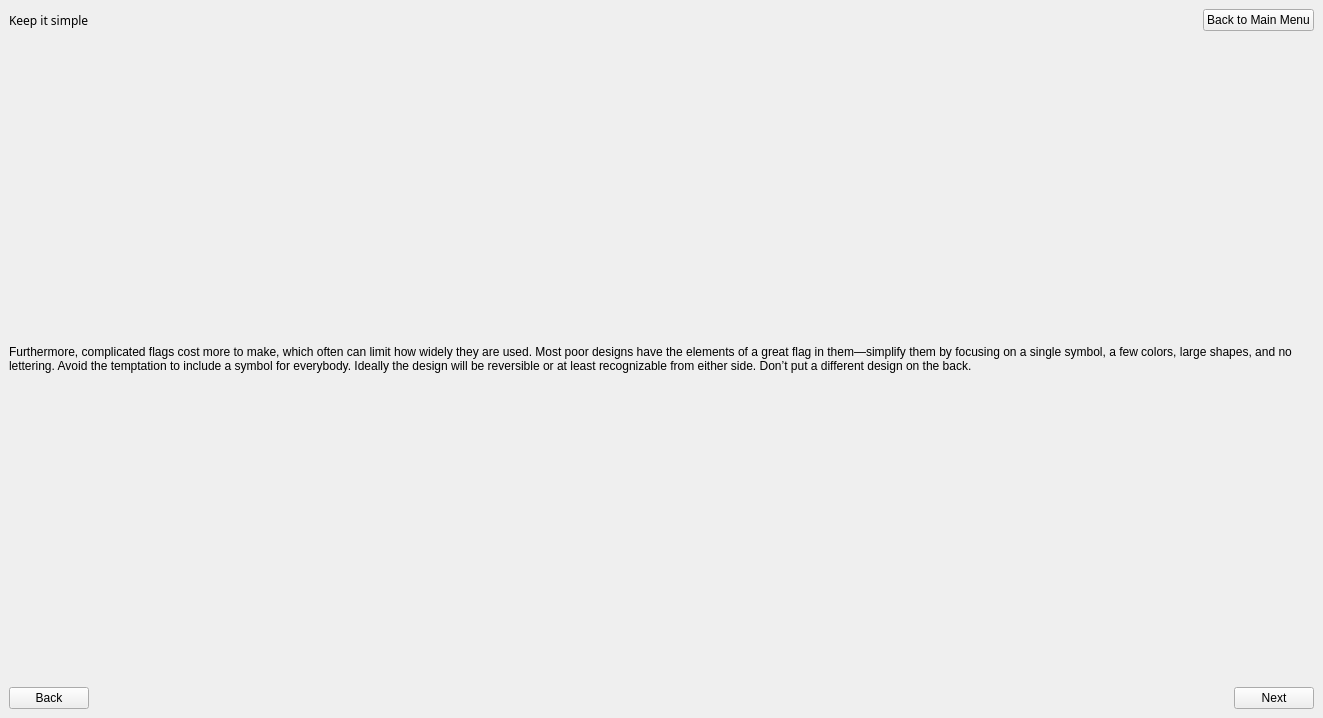
Above: keepsimplelesson.ui from zxjorge/EDApp before the change. Below: the same form after it.
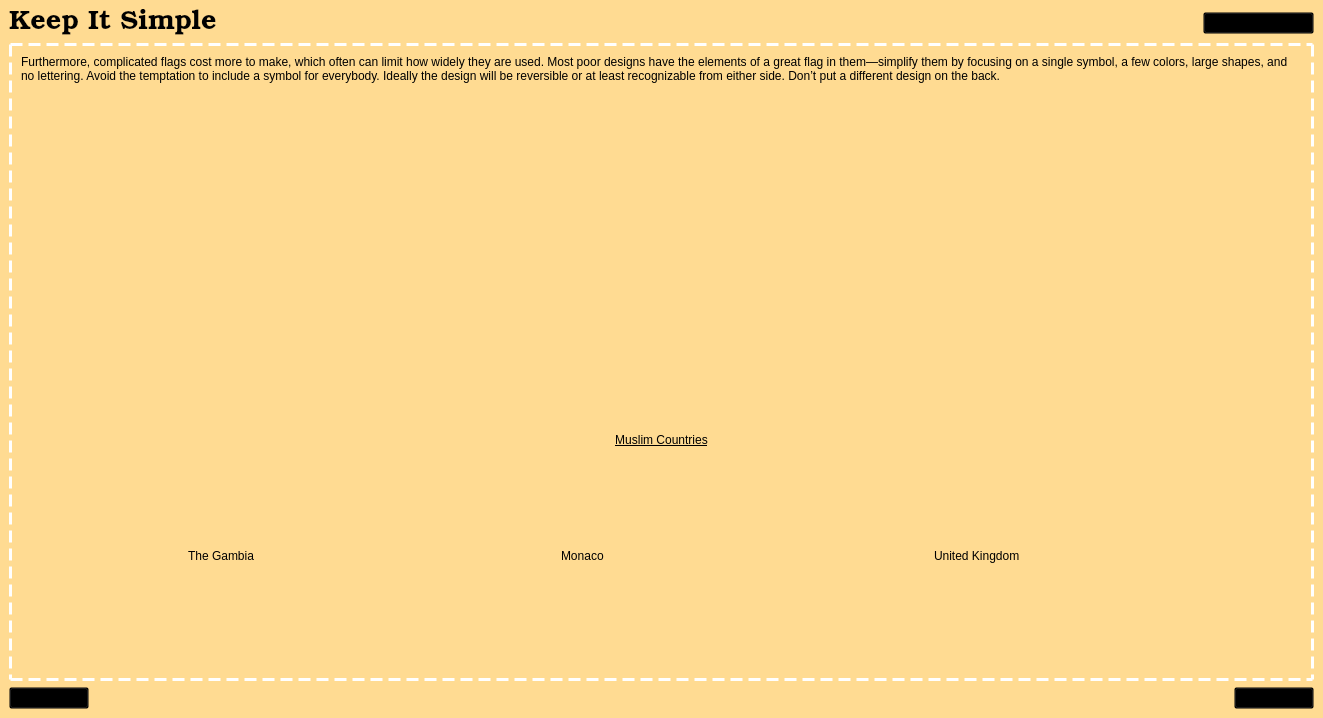
That is the form after the change. The open tabs and pages were chosen to show the change. Icons and pictures are not drawn.

Commit message: Second page for keep simple and basic colors have been revamped

```diff
--- a/keepsimplelesson.ui
+++ b/keepsimplelesson.ui
@@ -297,25 +297,37 @@
    </layout>
   </widget>
   <widget class="QWidget" name="page_2">
-   <layout class="QVBoxLayout" name="verticalLayout_4">
+   <property name="styleSheet">
+    <string notr="true">background-color: rgb(255, 219, 146);</string>
+   </property>
+   <layout class="QVBoxLayout" name="verticalLayout_6">
     <item>
-     <layout class="QVBoxLayout" name="verticalLayout">
+     <layout class="QVBoxLayout" name="verticalLayout_3">
       <item>
-       <layout class="QHBoxLayout" name="horizontalLayout">
+       <layout class="QVBoxLayout" name="verticalLayout_2">
         <item>
-         <widget class="QLabel" name="label">
+         <layout class="QHBoxLayout" name="horizontalLayout_2">
+          <item>
+           <widget class="QLabel" name="label_4">
           <property name="font">
            <font>
-            <family>Stencil</family>
-           </font>
-          </property>
+              <family>Bookman Old Style</family>
+              <pointsize>20</pointsize>
+              <italic>false</italic>
+              <bold>false</bold>
+             </font>
+            </property>
+            <property name="styleSheet">
+             <string notr="true">font: 500 20pt &quot;Bookman Old Style&quot;;
+color: rgb(0, 0, 0);</string>
+            </property>
           <property name="text">
-           <string>Keep it simple</string>
+             <string>Keep It Simple</string>
           </property>
          </widget>
         </item>
         <item>
-         <spacer name="horizontalSpacer">
+           <spacer name="horizontalSpacer_2">
           <property name="orientation">
            <enum>Qt::Horizontal</enum>
           </property>
@@ -329,6 +341,11 @@
         </item>
         <item>
          <widget class="QPushButton" name="mainMenu_2">
+            <property name="styleSheet">
+             <string notr="true">text-decoration: underline; 
+font: 9pt &quot;Arial Narrow&quot;;
+background-color: transparent;</string>
+            </property>
           <property name="text">
            <string>Back to Main Menu</string>
           </property>
@@ -337,9 +354,27 @@
        </layout>
       </item>
       <item>
+         <widget class="QFrame" name="verticalFrame">
+          <property name="styleSheet">
+           <string notr="true">QFrame#verticalFrame {
+    border: 3px dashed white;
+}
+</string>
+          </property>
+          <layout class="QVBoxLayout" name="verticalLayout_34">
+           <item>
        <widget class="QLabel" name="label_5">
+             <property name="styleSheet">
+              <string notr="true">
+font: 300 14pt &quot;Bookman Old Style&quot;;
+color: rgb(0, 0, 0);</string>
+             </property>
         <property name="text">
-         <string>Furthermore, complicated flags cost more to make, which often can limit how widely they are used. Most poor designs have the elements of a great flag in them—simplify them by focusing on a single symbol, a few colors, large shapes, and no lettering. Avoid the temptation to include a symbol for everybody. Ideally the design will be reversible or at least recognizable from either side. Don’t put a different design on the back.</string>
+              <string>Furthermore, complicated flags cost more to make, which often can limit how widely they are used. Most poor designs have the elements of a great flag in them—simplify them by focusing on a single symbol, a few colors, large shapes, and no lettering. Avoid the temptation to include a symbol for everybody. Ideally the design will be reversible or at least recognizable from either side. Don’t put a different design on the back.
+</string>
+             </property>
+             <property name="alignment">
+              <set>Qt::AlignLeading|Qt::AlignLeft|Qt::AlignTop</set>
         </property>
         <property name="wordWrap">
          <bool>true</bool>
@@ -347,16 +382,147 @@
        </widget>
       </item>
       <item>
-       <layout class="QHBoxLayout" name="horizontalLayout_4">
+            <layout class="QVBoxLayout" name="verticalLayout_11">
+             <item>
+              <widget class="QLabel" name="label_12">
+               <property name="styleSheet">
+                <string notr="true">font: 300 13pt &quot;Bookman Old Style&quot;;
+text-decoration: underline;</string>
+               </property>
+               <property name="text">
+                <string>Muslim Countries</string>
+               </property>
+               <property name="alignment">
+                <set>Qt::AlignCenter</set>
+               </property>
+              </widget>
+             </item>
+             <item>
+              <layout class="QHBoxLayout" name="horizontalLayout_6">
+               <item>
+                <layout class="QVBoxLayout" name="verticalLayout_16">
+                 <item>
+                  <widget class="QLabel" name="label_14">
+                   <property name="styleSheet">
+                    <string notr="true">font: 300 10pt &quot;Bookman Old Style&quot;;</string>
+                   </property>
+                   <property name="text">
+                    <string>The Gambia</string>
+                   </property>
+                  </widget>
+                 </item>
+                 <item>
+                  <widget class="QLabel" name="label_13">
+                   <property name="maximumSize">
+                    <size>
+                     <width>200</width>
+                     <height>133</height>
+                    </size>
+                   </property>
+                   <property name="text">
+                    <string/>
+                   </property>
+                   <property name="pixmap">
+                    <pixmap resource="Resources.qrc">:/Flags/gm.png</pixmap>
+                   </property>
+                   <property name="scaledContents">
+                    <bool>true</bool>
+                   </property>
+                  </widget>
+                 </item>
+                </layout>
+               </item>
+               <item>
+                <layout class="QVBoxLayout" name="verticalLayout_18">
+                 <item>
+                  <widget class="QLabel" name="label_16">
+                   <property name="styleSheet">
+                    <string notr="true">font: 300 10pt &quot;Bookman Old Style&quot;;</string>
+                   </property>
+                   <property name="text">
+                    <string>Monaco</string>
+                   </property>
+                  </widget>
+                 </item>
+                 <item>
+                  <widget class="QLabel" name="label_15">
+                   <property name="maximumSize">
+                    <size>
+                     <width>200</width>
+                     <height>133</height>
+                    </size>
+                   </property>
+                   <property name="text">
+                    <string/>
+                   </property>
+                   <property name="pixmap">
+                    <pixmap resource="Resources.qrc">:/Flags/mc.png</pixmap>
+                   </property>
+                   <property name="scaledContents">
+                    <bool>true</bool>
+                   </property>
+                  </widget>
+                 </item>
+                </layout>
+               </item>
+               <item>
+                <layout class="QVBoxLayout" name="verticalLayout_17">
+                 <item>
+                  <widget class="QLabel" name="label_18">
+                   <property name="styleSheet">
+                    <string notr="true">font: 300 10pt &quot;Bookman Old Style&quot;;</string>
+                   </property>
+                   <property name="text">
+                    <string>United Kingdom</string>
+                   </property>
+                  </widget>
+                 </item>
+                 <item>
+                  <widget class="QLabel" name="label_17">
+                   <property name="maximumSize">
+                    <size>
+                     <width>200</width>
+                     <height>133</height>
+                    </size>
+                   </property>
+                   <property name="text">
+                    <string/>
+                   </property>
+                   <property name="pixmap">
+                    <pixmap resource="Resources.qrc">:/Flags/gb-eng.png</pixmap>
+                   </property>
+                   <property name="scaledContents">
+                    <bool>true</bool>
+                   </property>
+                  </widget>
+                 </item>
+                </layout>
+               </item>
+              </layout>
+             </item>
+            </layout>
+           </item>
+          </layout>
+         </widget>
+        </item>
+       </layout>
+      </item>
+      <item>
+       <layout class="QHBoxLayout" name="horizontalLayout_3">
         <item>
          <widget class="QPushButton" name="backButton">
+          <property name="styleSheet">
+           <string notr="true">text-decoration: underline; 
+font: 9pt &quot;Arial Narrow&quot;;
+background-color: transparent;</string>
+          </property>
           <property name="text">
            <string>Back</string>
           </property>
          </widget>
         </item>
         <item>
-         <spacer name="horizontalSpacer_4">
+         <spacer name="horizontalSpacer_3">
           <property name="orientation">
            <enum>Qt::Horizontal</enum>
           </property>
@@ -370,6 +536,11 @@
         </item>
         <item>
          <widget class="QPushButton" name="nextButton_2">
+          <property name="styleSheet">
+           <string notr="true">text-decoration: underline; 
+font: 9pt &quot;Arial Narrow&quot;;
+background-color: transparent;</string>
+          </property>
           <property name="text">
            <string>Next</string>
           </property>
```
Left out of the diff: 4 changed lines with no effect on the pictures. Lines whose indentation alone changed are shown as unchanged. The commit also changes 1 other file.
